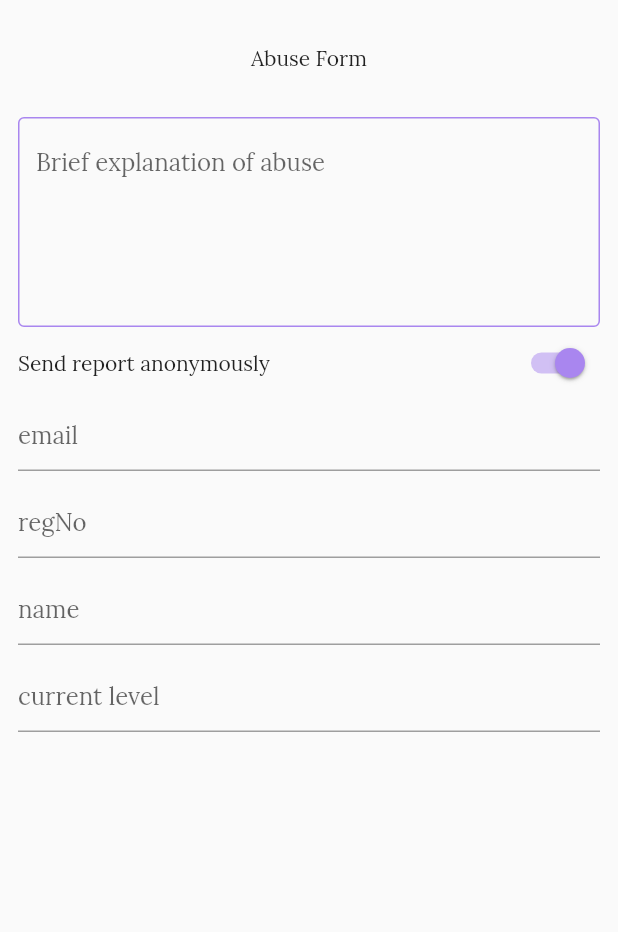
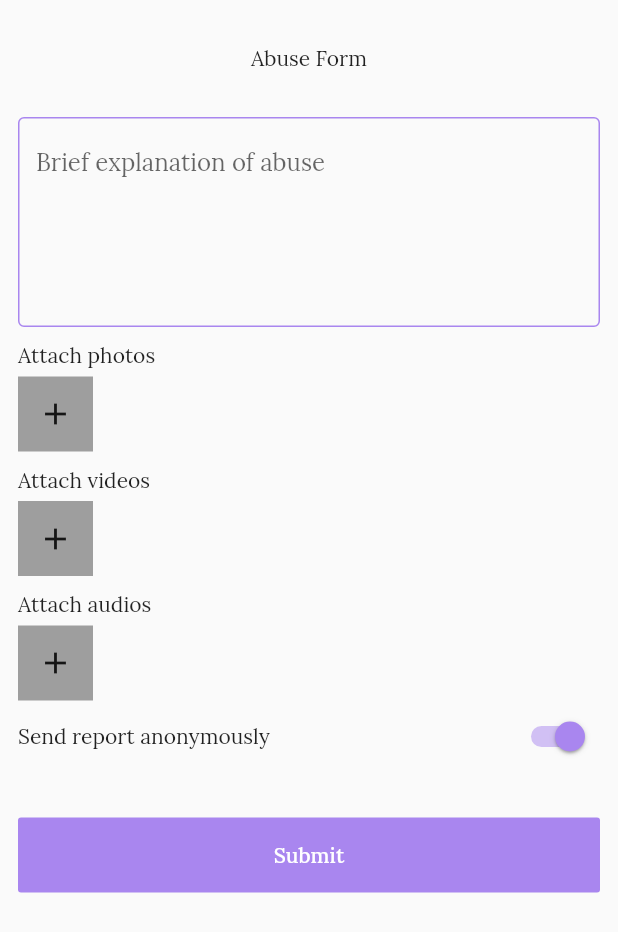
Before and after one commit to Imma76/student_report_system, a Flutter app: the ReportForm screen opened by its route, on a phone screen of 412 x 824 dp. Shown: the top 932 px of the screen. Run offline on Flutter 3.47's test engine with Material 2 defaults, Android fonts, the phone set to English and light mode, and no system bars; our stand-ins replace country_code_picker, flutter_riverpod, gap, google_fonts, introduction_screen, modal_bottom_sheet.

Commit message:
feat: audio, video, image bbuttons

```diff
--- a/lib/src/view/reports/report_form.dart
+++ b/lib/src/view/reports/report_form.dart
@@ -33,7 +33,10 @@ class _ReportFormState extends ConsumerState<ReportForm> {
 
         body:Padding(
           padding: const EdgeInsets.only(left:12.0,right: 12),
-          child: Column(children: [
+          child: SingleChildScrollView(
+            child: Column(
+              crossAxisAlignment: CrossAxisAlignment.start,
+              children: [
               Gap(30),
               Center(child: Text('Abuse Form',style: appTheme.textStyle,)),
               Gap(30),
@@ -46,6 +49,18 @@ class _ReportFormState extends ConsumerState<ReportForm> {
                   hintText: 'Brief explanation of abuse',
                 border: OutlineInputBorder(borderSide: BorderSide(color: primaryColor)),
               ),),
+                Gap(10),
+                Text('Attach photos',style: appTheme.textStyle),
+                Gap(5),
+                Container(height:50, width:50,child: Icon(Icons.add),color: Colors.grey,),
+                Gap(10),
+                Text('Attach videos',style: appTheme.textStyle),
+                Gap(5),
+                Container(height:50, width:50,child: Icon(Icons.add),color: Colors.grey,),
+                Gap(10),
+                Text('Attach audios',style: appTheme.textStyle),
+                Gap(5),
+                Container(height:50, width:50,child: Icon(Icons.add),color: Colors.grey,),
                 Row(
                 children: [
                   Text('Send report anonymously', style: appTheme.textStyle,),Spacer(),
@@ -55,7 +70,7 @@ class _ReportFormState extends ConsumerState<ReportForm> {
                 ],
               ),
                 Visibility(
-              visible: reportController.isAnonymous,
+                visible: !reportController.isAnonymous,
                 child: Column(
                   children: [
                     TextFieldWidget(hintText: 'email',),
@@ -68,9 +83,16 @@ class _ReportFormState extends ConsumerState<ReportForm> {
                   ],
                 ),
               ),
+              Gap(30),
+              FlatButton(onPressed: (){},
+                color: primaryColor,
+                height: 50,
+                minWidth: double.infinity,
+                child: Text('Submit',style: appTheme.textStyle.copyWith(color: Colors.white),), )
 
 
             ],),
+          ),
         )
       ),
     );
```
Also changed, not shown: 3 other files. Lines whose indentation alone changed are shown as unchanged.
